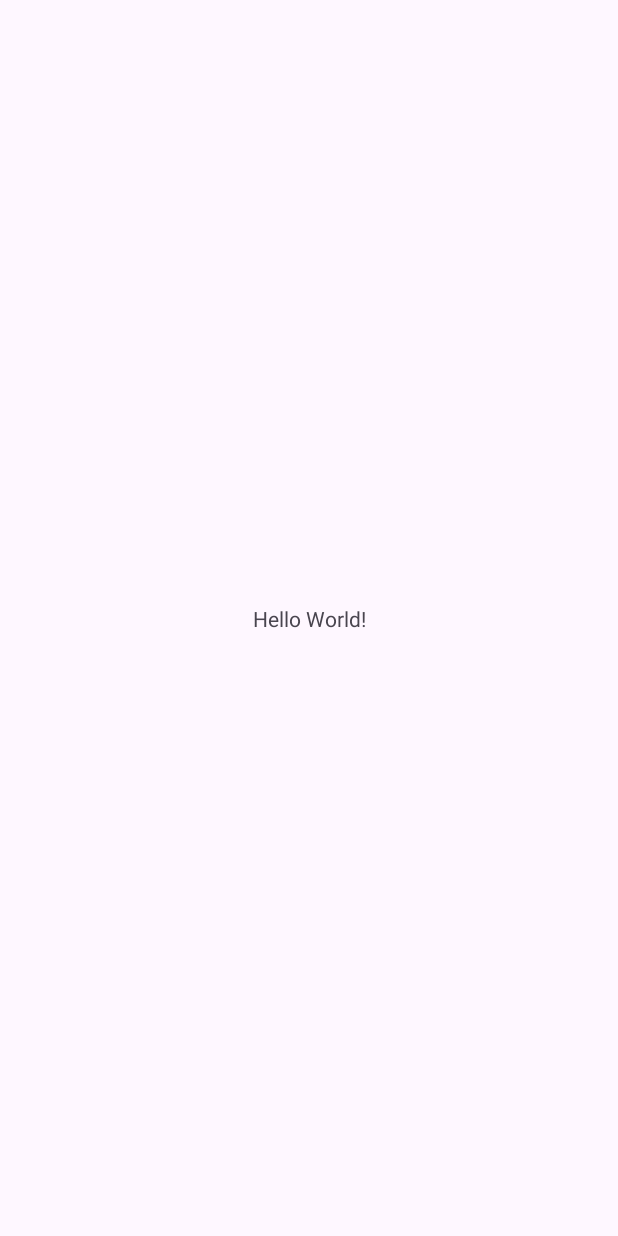
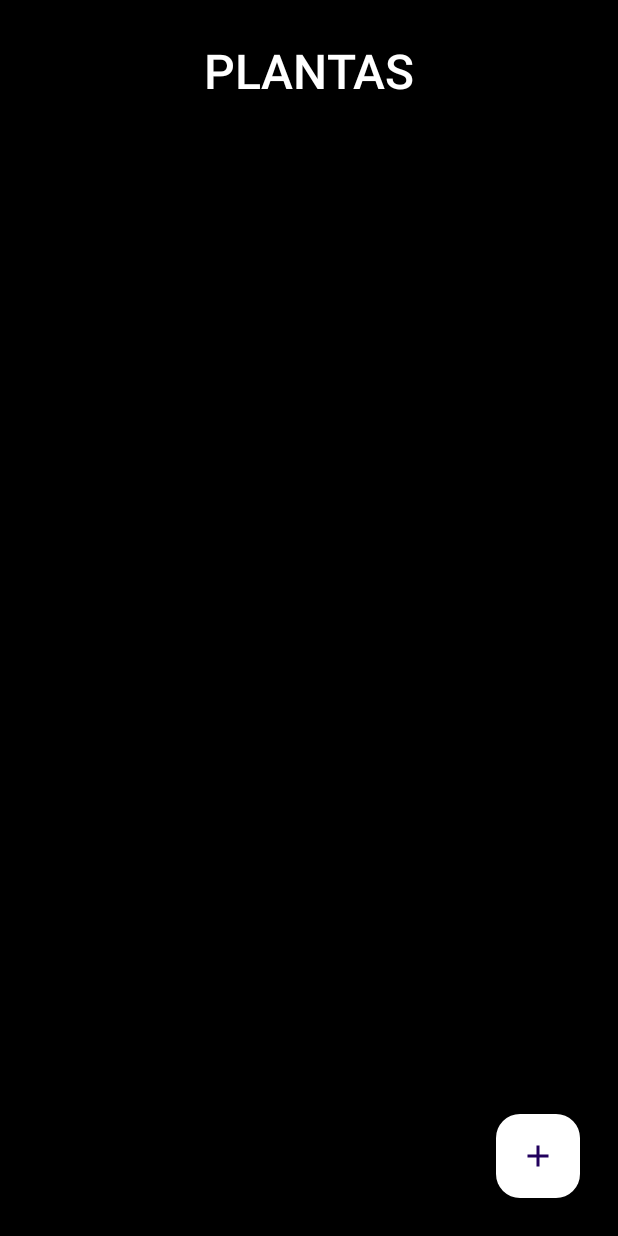
Before and after one commit to acardo02/ParcialMoviles, an Android app: the screen it shows after launch (MainActivity), on a phone screen of 412 x 824 dp. Before the commit the screen is almost empty. Run offline under Robolectric (Android 15) with nearby library versions, the phone set to English and light mode, and no system bars; our stand-ins replace data binding.

Commit message:
feat: add views layer

```diff
--- /dev/null
+++ b/app/src/main/java/com/acardona/plantatracker/ui/plant/plantmain/PlantMainFragment.kt
@@ -0,0 +1,46 @@
+package com.acardona.plantatracker.ui.plant.plantmain
+
+import android.os.Bundle
+import androidx.fragment.app.Fragment
+import android.view.LayoutInflater
+import android.view.View
+import android.view.ViewGroup
+import androidx.fragment.app.activityViewModels
+import androidx.navigation.findNavController
+import com.acardona.plantatracker.R
+import com.acardona.plantatracker.databinding.FragmentPlantMainBinding
+import com.acardona.plantatracker.ui.viewmodel.PlantViewModel
+
+
+/**
+ * A simple [Fragment] subclass.
+ * Use the [PlantMainFragment.newInstance] factory method to
+ * create an instance of this fragment.
+ */
+class PlantMainFragment : Fragment() {
+    private lateinit var binding: FragmentPlantMainBinding
+
+    val viewModel : PlantViewModel by activityViewModels {
+        PlantViewModel.Factory
+    }
+
+    override fun onCreateView(
+        inflater: LayoutInflater, container: ViewGroup?,
+        savedInstanceState: Bundle?
+    ): View? {
+        binding = FragmentPlantMainBinding.inflate(inflater, container, false)
+        return binding.root
+    }
+
+    override fun onViewCreated(view: View, savedInstanceState: Bundle?) {
+        super.onViewCreated(view, savedInstanceState)
+
+        binding.floatingActionButton.setOnClickListener {
+            viewModel.clearData()
+            it.findNavController().navigate(R.id.action_plantMainFragment_to_newPlantFragment)
+        }
+
+
+    }
+
+}
--- /dev/null
+++ b/app/src/main/res/drawable/baseline_add_24.xml
@@ -0,0 +1,5 @@
+<vector android:height="24dp" android:tint="#000000"
+    android:viewportHeight="24" android:viewportWidth="24"
+    android:width="24dp" xmlns:android="http://schemas.android.com/apk/res/android">
+    <path android:fillColor="@android:color/white" android:pathData="M19,13h-6v6h-2v-6H5v-2h6V5h2v6h6v2z"/>
+</vector>
--- a/app/src/main/res/layout/activity_main.xml
+++ b/app/src/main/res/layout/activity_main.xml
@@ -4,15 +4,23 @@
     xmlns:tools="http://schemas.android.com/tools"
     android:layout_width="match_parent"
     android:layout_height="match_parent"
+    android:background="@color/black"
     tools:context=".ui.MainActivity">
 
-    <TextView
-        android:layout_width="wrap_content"
-        android:layout_height="wrap_content"
-        android:text="Hello World!"
+
+    <androidx.fragment.app.FragmentContainerView
+        android:id="@+id/fragmentContainerView"
+        android:name="androidx.navigation.fragment.NavHostFragment"
+        android:layout_width="0dp"
+        android:layout_height="0dp"
+        android:layout_marginStart="1dp"
+        android:layout_marginTop="1dp"
+        android:layout_marginEnd="1dp"
+        android:layout_marginBottom="1dp"
+        app:defaultNavHost="true"
         app:layout_constraintBottom_toBottomOf="parent"
         app:layout_constraintEnd_toEndOf="parent"
         app:layout_constraintStart_toStartOf="parent"
-        app:layout_constraintTop_toTopOf="parent" />
-
+        app:layout_constraintTop_toTopOf="parent"
+        app:navGraph="@navigation/nav_graph" />
 </androidx.constraintlayout.widget.ConstraintLayout>
--- /dev/null
+++ b/app/src/main/res/layout/fragment_plant_main.xml
@@ -0,0 +1,58 @@
+<?xml version="1.0" encoding="utf-8"?>
+<layout xmlns:android="http://schemas.android.com/apk/res/android"
+    xmlns:app="http://schemas.android.com/apk/res-auto"
+    xmlns:tools="http://schemas.android.com/tools"
+    tools:context=".ui.plant.plantmain.PlantMainFragment">
+
+   <FrameLayout
+       android:layout_width="match_parent"
+       android:layout_height="match_parent"
+       android:background="@color/black">
+
+       <androidx.constraintlayout.widget.ConstraintLayout
+           android:layout_width="match_parent"
+           android:layout_height="match_parent">
+
+           <TextView
+               android:id="@+id/textView"
+               style="@style/TextAppearance.AppCompat.Title"
+               android:layout_width="wrap_content"
+               android:layout_height="wrap_content"
+               android:layout_marginTop="@dimen/big_gap"
+               android:text="@string/plants_text"
+               android:textAllCaps="true"
+               android:textColor="@color/white"
+               android:textSize="32sp"
+               app:layout_constraintEnd_toEndOf="parent"
+               app:layout_constraintStart_toStartOf="parent"
+               app:layout_constraintTop_toTopOf="parent" />
+
+           <androidx.recyclerview.widget.RecyclerView
+               android:id="@+id/plants_recycler_view"
+               android:layout_width="match_parent"
+               android:layout_height="wrap_content"
+               android:layout_marginStart="@dimen/small_gap"
+               android:layout_marginTop="@dimen/big_gap"
+               android:layout_marginEnd="@dimen/small_gap"
+               app:layout_constraintEnd_toEndOf="parent"
+               app:layout_constraintStart_toStartOf="parent"
+               app:layout_constraintTop_toBottomOf="@+id/textView">
+
+           </androidx.recyclerview.widget.RecyclerView>
+
+           <com.google.android.material.floatingactionbutton.FloatingActionButton
+               android:id="@+id/floatingActionButton"
+               android:layout_width="wrap_content"
+               android:layout_height="wrap_content"
+               android:layout_marginEnd="@dimen/big_gap"
+               android:layout_marginBottom="@dimen/big_gap"
+               android:clickable="true"
+               android:contentDescription="@string/floating_add_button_content_description"
+               android:backgroundTint="@color/white"
+               android:src="@drawable/baseline_add_24"
+               app:layout_constraintBottom_toBottomOf="parent"
+               app:layout_constraintEnd_toEndOf="parent" />
+
+       </androidx.constraintlayout.widget.ConstraintLayout>
+   </FrameLayout>
+</layout>
--- /dev/null
+++ b/app/src/main/res/navigation/nav_graph.xml
@@ -0,0 +1,30 @@
+<?xml version="1.0" encoding="utf-8"?>
+<navigation xmlns:android="http://schemas.android.com/apk/res/android"
+    xmlns:app="http://schemas.android.com/apk/res-auto"
+    xmlns:tools="http://schemas.android.com/tools"
+    android:id="@+id/nav_graph"
+    app:startDestination="@id/plantMainFragment">
+
+    <fragment
+        android:id="@+id/plantMainFragment"
+        android:name="com.acardona.plantatracker.ui.plant.plantmain.PlantMainFragment"
+        android:label="fragment_plant_main"
+        tools:layout="@layout/fragment_plant_main" >
+        <action
+            android:id="@+id/action_plantMainFragment_to_infoPlantFragment"
+            app:destination="@id/infoPlantFragment" />
+        <action
+            android:id="@+id/action_plantMainFragment_to_newPlantFragment"
+            app:destination="@id/newPlantFragment" />
+    </fragment>
+    <fragment
+        android:id="@+id/infoPlantFragment"
+        android:name="com.acardona.plantatracker.ui.plant.infoplant.InfoPlantFragment"
+        android:label="fragment_info_plant"
+        tools:layout="@layout/fragment_info_plant" />
+    <fragment
+        android:id="@+id/newPlantFragment"
+        android:name="com.acardona.plantatracker.ui.plant.newplant.NewPlantFragment"
+        android:label="fragment_new_plant"
+        tools:layout="@layout/fragment_new_plant" />
+</navigation>
--- /dev/null
+++ b/app/src/main/res/values/dimens.xml
@@ -0,0 +1,6 @@
+<?xml version="1.0" encoding="utf-8"?>
+<resources>
+    <dimen name="big_gap">24dp</dimen>
+    <dimen name="small_gap">8dp</dimen>
+    <dimen name="medium_gap">16dp</dimen>
+</resources>
--- a/app/src/main/res/values/strings.xml
+++ b/app/src/main/res/values/strings.xml
@@ -1,3 +1,12 @@
 <resources>
     <string name="app_name">Planta Tracker</string>
+    <!-- TODO: Remove or change this placeholder text -->
+    <string name="hello_blank_fragment">Hello blank fragment</string>
+    <string name="plants_text">Plantas</string>
+    <string name="floating_add_button_content_description">floating add button</string>
+    <string name="add_plants">Añadir Plantas</string>
+    <string name="specie_hint">especie</string>
+    <string name="plant_color_hint">color de planta</string>
+    <string name="add_text_button">Añadir</string>
+    <string name="info_text">Informacion</string>
 </resources>
```
Also changed, not shown: app/src/main/java/com/acardona/plantatracker/ui/plant/infoplant/InfoPlantFragment.kt (added, +43 -0 lines), app/src/main/java/com/acardona/plantatracker/ui/plant/newplant/NewPlantFragment.kt (added, +63 -0 lines), app/src/main/res/layout/fragment_info_plant.xml (added, +69 -0 lines), app/src/main/res/layout/fragment_new_plant.xml (added, +86 -0 lines).
